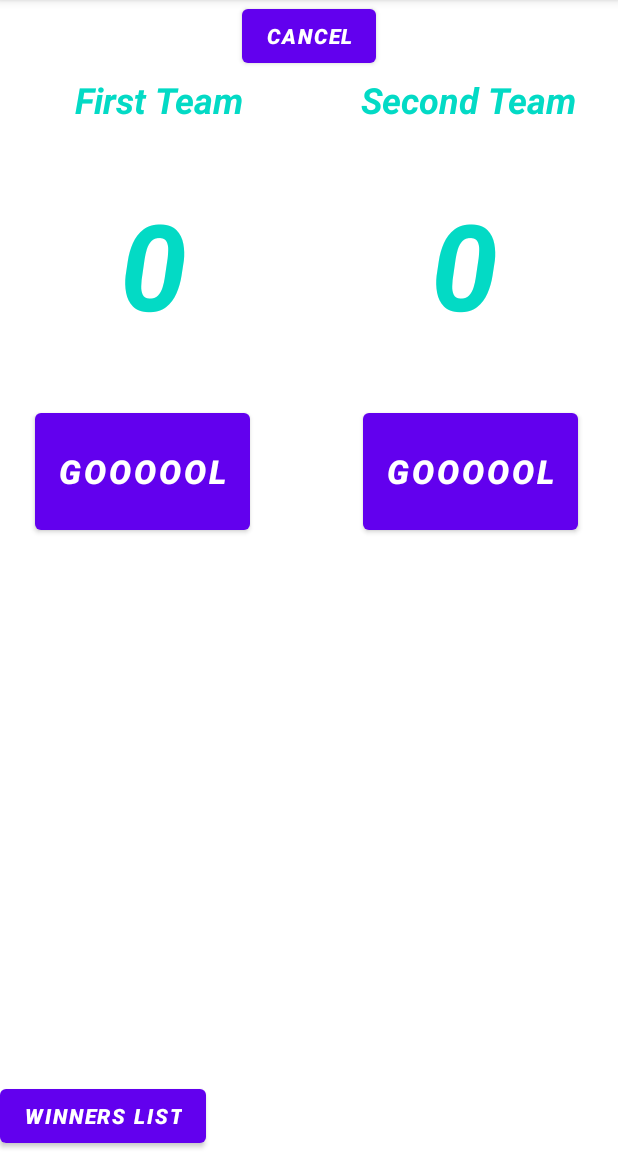
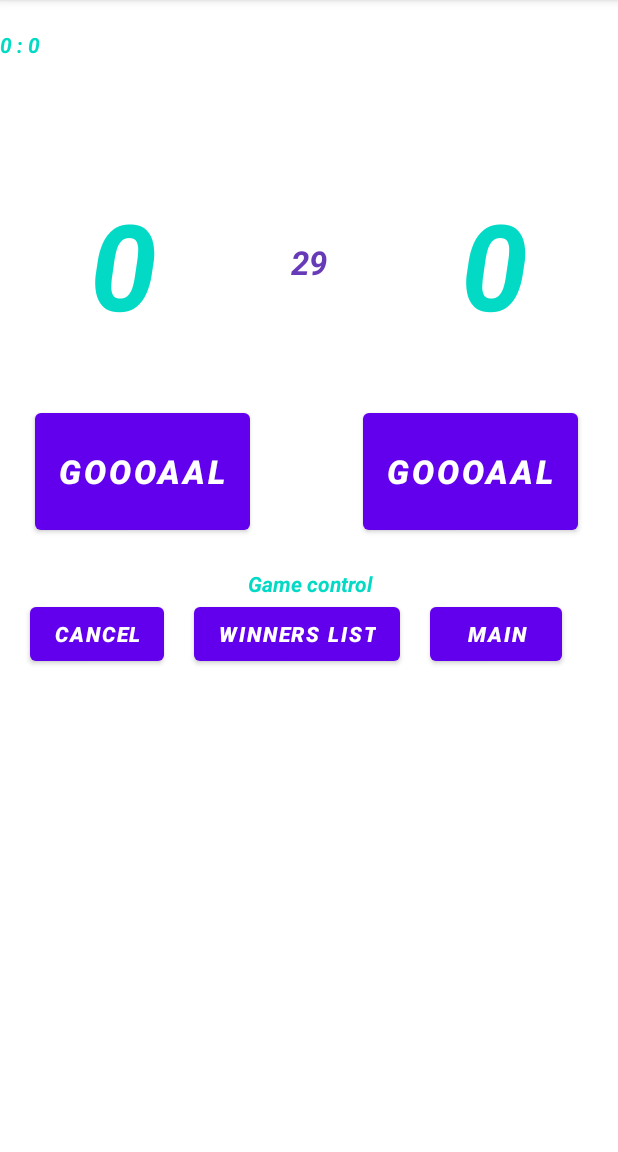
Before and after one commit to RomanSulymka/ProjectGameScore, an Android app: the screen it shows after launch (ScoreActivity), after a tap on "GO PLAY", on a phone screen of 412 x 824 dp, the part 84-1236 px from its top. Run offline under Robolectric (Android 15) with nearby library versions, the phone set to English and light mode, and no system bars.

Commit message:
modify class

```diff
--- a/app/build.gradle
+++ b/app/build.gradle
@@ -31,6 +31,9 @@ android {
     kotlinOptions {
         jvmTarget = '1.8'
     }
+    buildFeatures {
+        viewBinding true
+    }
 }
 
 dependencies {
--- a/app/src/main/java/com/example/projectgamescore/ListOfWinnersActivity.kt
+++ b/app/src/main/java/com/example/projectgamescore/ListOfWinnersActivity.kt
@@ -2,6 +2,10 @@ package com.example.projectgamescore
 
 import androidx.appcompat.app.AppCompatActivity
 import android.os.Bundle
+
+/**
+ * Created by Roman Sulymka on січ, 2021
+ */
 
 class ListOfWinnersActivity : AppCompatActivity() {
     override fun onCreate(savedInstanceState: Bundle?) {
--- a/app/src/main/java/com/example/projectgamescore/MainActivity.kt
+++ b/app/src/main/java/com/example/projectgamescore/MainActivity.kt
@@ -1,19 +1,19 @@
 package com.example.projectgamescore
 import android.content.Intent
-import com.google.android.material.textfield.TextInputLayout
+import android.os.Bundle
+import android.widget.Toast
 import androidx.appcompat.app.AppCompatActivity
-import android.os.Bundle
-import android.view.View
-import android.widget.Toast
 import com.google.android.material.textfield.TextInputEditText
 import kotlinx.android.synthetic.main.activity_main.*
+
+/**
+ * Created by Roman Sulymka on січ, 2021
+ */
 
 class MainActivity : AppCompatActivity() {
 
     private lateinit var firstTeamInput: TextInputEditText
     private lateinit var secondTeamInput: TextInputEditText
-    public lateinit var teams: ArrayList<Map <Int, String>>
-    private var counter = 0;
 
     override fun onCreate(savedInstanceState: Bundle?) {
         super.onCreate(savedInstanceState)
@@ -28,9 +28,8 @@ class MainActivity : AppCompatActivity() {
 
 
     private fun confirmInput() {
+
         btn_addTeams.setOnClickListener {
-            teamInput(firstTeamInput.text.toString(), secondTeamInput.text.toString())
-
                 var input = "First team: " + firstTeamInput.text.toString()
                 input += "\n"
                 input += "Second team: " + secondTeamInput.text.toString()
@@ -39,29 +38,15 @@ class MainActivity : AppCompatActivity() {
             }
     }
 
-    private fun teamInput(team1: String, team2: String){
-        var array: MutableMap<Int, String> = mutableMapOf()
-        array.put(++counter, team1)
-        array.put(++counter, team2)
+    private fun goPlay(){
 
-        println(array)
-    }
-
-    private fun goPlay(){
         btn_goToGame.setOnClickListener {
             val intent = Intent(this, ScoreActivity::class.java)
+            intent.putExtra("team1", firstTeamInput.text.toString())
+            intent.putExtra("team2", secondTeamInput.text.toString())
+
             startActivity(intent)
         }
     }
+
 }
-
-/**
-        create array
-        forEach
-        added teams to array
-
-        create map
-        forEach
-        put key + teams[i]
-        add all data to globalArray
- **/
--- a/app/src/main/java/com/example/projectgamescore/ScoreActivity.kt
+++ b/app/src/main/java/com/example/projectgamescore/ScoreActivity.kt
@@ -1,11 +1,130 @@
 package com.example.projectgamescore
 
+import android.content.Intent
+import android.os.Bundle
+import android.os.CountDownTimer
+import android.os.SystemClock
+import android.view.View
+import android.widget.Chronometer
+import android.widget.TextView
+import android.widget.Toast
 import androidx.appcompat.app.AppCompatActivity
-import android.os.Bundle
+import com.google.android.material.textfield.TextInputEditText
+import kotlinx.android.synthetic.main.activity_score_screen.*
+import java.text.DecimalFormat
+import java.text.NumberFormat
+
+/**
+ * Created by Roman Sulymka on січ, 2021
+ */
+
 
 class ScoreActivity : AppCompatActivity() {
+    companion object {
+        private var team1Score: Int = 0
+        private var team2Score: Int = 0
+    }
+    private lateinit var timer: TextView
+    private lateinit var team1: TextView
+    private lateinit var team2: TextView
+    private lateinit var tvFirsTeamRes: TextView
+    private lateinit var tvSecondTeamRes: TextView
+    private lateinit var tvTest: TextView
+
     override fun onCreate(savedInstanceState: Bundle?) {
         super.onCreate(savedInstanceState)
         setContentView(R.layout.activity_score_screen)
+
+        team1 = findViewById(R.id.tvFirstTeam)
+        team2 = findViewById(R.id.tvSecondTeam)
+        tvFirsTeamRes = findViewById(R.id.tvScoreFirstTeam)
+        tvSecondTeamRes = findViewById(R.id.tvScoreSecondTeam)
+        tvTest = findViewById(R.id.tvTestRes)
+
+
+        setupListeners()
+        goToMain()
+    }
+
+    private fun setupListeners(){
+        setTeamName()
+        setGoal()
+        cancelGame()
+        setupTimer()
+    }
+
+    private fun setTeamName(){
+        val intent: Intent = intent
+
+        val name1: String? = intent.getStringExtra("team1")
+        val name2: String? = intent.getStringExtra("team2")
+        team1.text = name1
+        team2.text = name2
+    }
+
+    private fun setGoal(){
+        btn_first_team.setOnClickListener {
+            tvFirsTeamRes.text = "${++team1Score}"
+        }
+
+        btn_second_team.setOnClickListener {
+            tvSecondTeamRes.text = "${++team2Score}"
+        }
+    }
+
+    private fun setupTimer(){
+        timer = findViewById(R.id.tvTimer)
+        chronometer.onTick(60000)
+        chronometer.onFinish()
+    }
+
+    private var chronometer = object :   CountDownTimer(30000, 1000) {
+        override fun onTick(seconds: Long) {
+            timer.text = "${seconds / 1000}"
+        }
+
+        override fun onFinish() {
+            timer.text = "Time is up !"
+            getResult()
+        }
+
+    }.start()
+
+    private fun cancelGame(){
+        btnCancel.setOnClickListener {
+            chronometer.cancel()
+            timer.text = "Cancel!"
+
+            blockButtons()
+        }
+    }
+
+    private fun blockButtons(){
+        if (timer.text == "Time is up !" || timer.text == "Cancel!") {
+            btn_second_team?.isEnabled = false
+            btn_first_team?.isEnabled = false
+        }
+    }
+
+    private fun goToMain(){
+        btnToMain.setOnClickListener {
+            val intent = Intent(this, MainActivity::class.java)
+            startActivity(intent)
+        }
+    }
+
+    private fun getResult(){
+        tvTest.text = "${tvFirsTeamRes.text} : ${tvSecondTeamRes.text}"
+        when {
+            team1Score > team2Score -> {
+                Toast.makeText(this, "${team1.text} win!", Toast.LENGTH_SHORT).show()
+            }
+            team1Score < team2Score -> {
+                Toast.makeText(this, "${team2.text} win", Toast.LENGTH_SHORT).show()
+            }
+            team1Score == team2Score -> {
+                Toast.makeText(this, "DRAW", Toast.LENGTH_SHORT).show()
+            }
+        }
     }
 }
--- a/app/src/main/java/com/example/projectgamescore/WinnerActivity.kt
+++ b/app/src/main/java/com/example/projectgamescore/WinnerActivity.kt
@@ -2,6 +2,10 @@ package com.example.projectgamescore
 
 import androidx.appcompat.app.AppCompatActivity
 import android.os.Bundle
+
+/**
+ * Created by Roman Sulymka on січ, 2021
+ */
 
 class WinnerActivity : AppCompatActivity() {
     override fun onCreate(savedInstanceState: Bundle?) {
--- a/app/src/main/res/layout/activity_score_screen.xml
+++ b/app/src/main/res/layout/activity_score_screen.xml
@@ -37,7 +37,7 @@
         android:textSize="80sp"
         android:padding="40dp"
         android:layout_below="@+id/tvFirstTeam"
-        android:layout_marginStart="40dp"
+        android:layout_marginStart="20dp"
         android:gravity="center"/>
 
     <TextView
@@ -48,7 +48,7 @@
         android:textSize="80sp"
         android:padding="40dp"
         android:layout_below="@+id/tvSecondTeam"
-        android:layout_marginEnd="40dp"
+        android:layout_marginEnd="20dp"
         android:gravity="center"
         android:layout_alignParentEnd="true"/>
 
@@ -60,7 +60,7 @@
         android:layout_below="@+id/tvScoreFirstTeam"
         android:layout_marginStart="23dp"
         android:gravity="center"
-        android:text="Goooool"
+        android:text="Goooaal"
         android:textSize="22sp"/>
 
     <Button
@@ -71,24 +71,71 @@
         android:layout_alignParentStart="true"
         android:layout_marginStart="242dp"
         android:gravity="center"
-        android:text="Goooool"
+        android:text="Goooaal"
         android:textSize="22sp"/>
 
+
+    <TextView
+        android:id="@+id/tvTimer"
+        android:layout_width="match_parent"
+        android:layout_height="wrap_content"
+        android:gravity="center_horizontal|center_vertical"
+        android:text="Timer"
+        android:textColor="#673AB7"
+        android:layout_marginTop="160dp"
+        android:textSize="22sp"/>
+
+
+    <TextView
+        android:id="@+id/tvGameControl"
+        android:layout_width="match_parent"
+        android:layout_height="wrap_content"
+        android:text="Game control"
+        android:gravity="center_vertical|center_horizontal"
+        android:layout_below="@+id/btn_first_team"
+        android:layout_marginTop="20dp"
+        />
+
+
     <Button
-        android:id="@+id/btn_cancel"
+        android:id="@+id/btnCancel"
         android:layout_width="wrap_content"
         android:layout_height="wrap_content"
-        android:gravity="center"
         android:text="Cancel"
-        android:layout_centerHorizontal="true"/>
+        android:gravity="center_horizontal|center_vertical"
+        android:layout_below="@+id/tvGameControl"
+        android:layout_marginLeft="20dp"
+        />
 
     <Button
         android:id="@+id/btn_go_to_list_of_winners"
         android:layout_width="wrap_content"
         android:layout_height="wrap_content"
         android:gravity="center"
+        android:layout_below="@+id/tvGameControl"
         android:text="Winners list"
-        android:layout_alignParentBottom="true"/>
+        android:layout_toRightOf="@+id/btnCancel"
+        android:layout_marginLeft="20dp"
+        />
 
+    <Button
+        android:id="@+id/btnToMain"
+        android:layout_width="wrap_content"
+        android:layout_height="wrap_content"
+        android:text="main"
+        android:gravity="center_horizontal|center_vertical"
+        android:layout_below="@+id/tvGameControl"
+        android:layout_toRightOf="@+id/btn_go_to_list_of_winners"
+        android:layout_marginLeft="20dp"
+        />
+
+    <TextView
+        android:id="@+id/tvTestRes"
+        android:layout_width="match_parent"
+        android:layout_height="wrap_content"
+        android:text="Test"
+        android:gravity="bottom"
+        android:layout_marginTop="20dp"
+        />
 
 </RelativeLayout>
```
Lines whose indentation alone changed are shown as unchanged.
